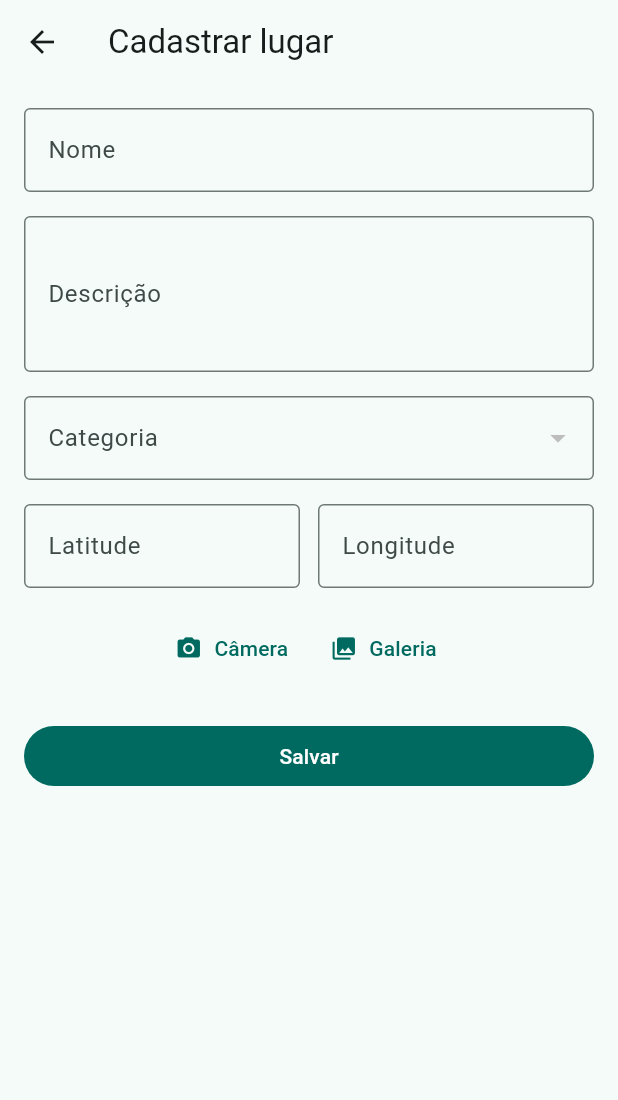
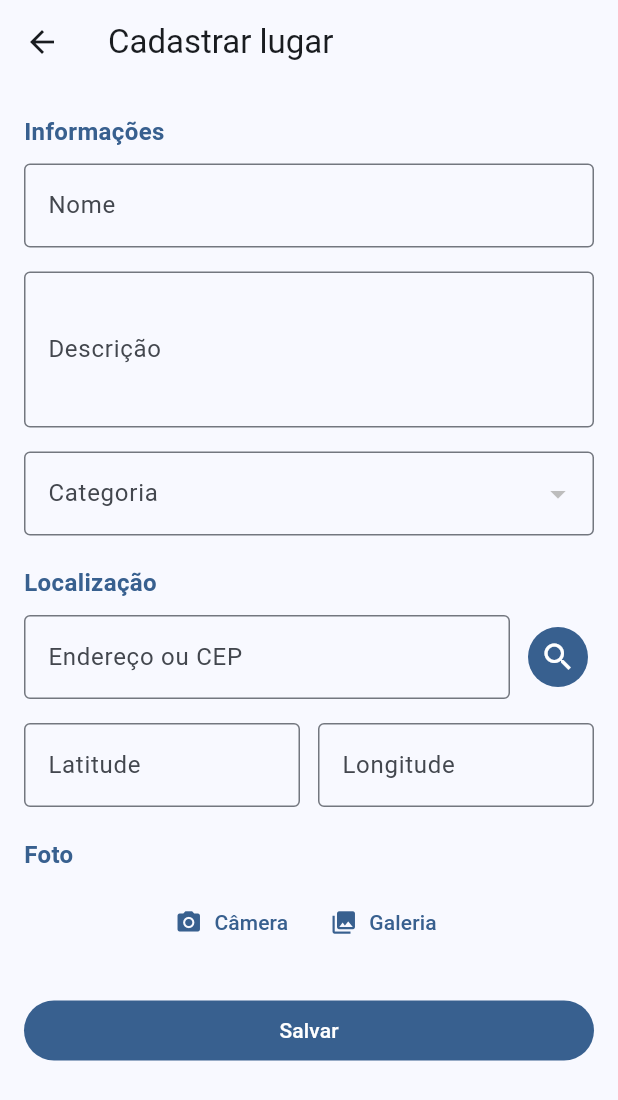
Before and after one commit to daviiggama/guia-turismo, a Flutter app: the CadastroLugar screen opened by its route, on a phone screen of 412 x 824 dp. Shown: the top 1100 px of the screen. Run offline on Flutter 3.47's test engine with Material 3 defaults, Android fonts, the phone set to English and light mode, and no system bars; our stand-ins replace flutter_map, image_picker, latlong2, shared_preferences; accounts and stored records are empty; network calls fail.

Commit message:
Entrega 2 - Mapa e busca por endereço

```diff
--- a/lib/controllers/session_controller.dart
+++ b/lib/controllers/session_controller.dart
@@ -15,5 +15,4 @@ class SessionController extends ChangeNotifier {
     notifyListeners();
     return tk;
   }
-
 }
--- /dev/null
+++ b/lib/models/localizacao_model.dart
@@ -0,0 +1,20 @@
+class LocalizacaoModel {
+  final double latitude;
+  final double longitude;
+  final String endereco;
+
+  LocalizacaoModel({
+    required this.latitude,
+    required this.longitude,
+    required this.endereco,
+  });
+
+  // o Nominatim devolve lat/lon como texto
+  factory LocalizacaoModel.fromJson(Map<String, dynamic> json) {
+    return LocalizacaoModel(
+      latitude: double.parse(json['lat']),
+      longitude: double.parse(json['lon']),
+      endereco: json['display_name'] ?? '',
+    );
+  }
+}
--- a/lib/screens/cadastro_lugar.dart
+++ b/lib/screens/cadastro_lugar.dart
@@ -15,10 +15,12 @@ class _CadastroLugarState extends State<CadastroLugar> {
   final _formKey = GlobalKey<FormState>();
   final _nomeController = TextEditingController();
   final _descricaoController = TextEditingController();
+  final _enderecoController = TextEditingController();
   final _latitudeController = TextEditingController();
   final _longitudeController = TextEditingController();
   int? _categoriaId;
   bool _salvando = false;
+  bool _buscando = false;
 
   @override
   void initState() {
@@ -30,6 +32,7 @@ class _CadastroLugarState extends State<CadastroLugar> {
   void dispose() {
     _nomeController.dispose();
     _descricaoController.dispose();
+    _enderecoController.dispose();
     _latitudeController.dispose();
     _longitudeController.dispose();
     super.dispose();
@@ -45,6 +48,31 @@ class _CadastroLugarState extends State<CadastroLugar> {
     if (numero == null) return 'Número inválido';
     if (numero.abs() > limite) return 'Deve estar entre -$limite e $limite';
     return null;
+  }
+
+  // procura o endereço/CEP e preenche latitude e longitude
+  Future<void> _buscarEndereco() async {
+    final texto = _enderecoController.text.trim();
+    if (texto.isEmpty) return;
+    setState(() => _buscando = true);
+    String mensagem;
+    try {
+      final local =
+          await context.read<LugaresController>().buscarLocalizacao(texto);
+      if (local == null) {
+        mensagem = 'Endereço não encontrado. Tente ser mais específico.';
+      } else {
+        _latitudeController.text = local.latitude.toStringAsFixed(6);
+        _longitudeController.text = local.longitude.toStringAsFixed(6);
+        mensagem = 'Encontrado: ${local.endereco}';
+      }
+    } catch (e) {
+      mensagem = 'Não foi possível buscar o endereço.';
+    }
+    if (!mounted) return;
+    setState(() => _buscando = false);
+    ScaffoldMessenger.of(context)
+        .showSnackBar(SnackBar(content: Text(mensagem)));
   }
 
   Future<void> _salvar() async {
@@ -70,6 +98,20 @@ class _CadastroLugarState extends State<CadastroLugar> {
     } else {
       ScaffoldMessenger.of(context).showSnackBar(SnackBar(content: Text(erro)));
     }
+  }
+
+  Widget _titulo(String texto) {
+    return Padding(
+      padding: const EdgeInsets.only(bottom: 10, top: 4),
+      child: Text(
+        texto,
+        style: TextStyle(
+          fontSize: 16,
+          fontWeight: FontWeight.w600,
+          color: Theme.of(context).colorScheme.primary,
+        ),
+      ),
+    );
   }
 
   Widget _fotoSelecionada(BuildContext context) {
@@ -112,7 +154,9 @@ class _CadastroLugarState extends State<CadastroLugar> {
         child: Form(
           key: _formKey,
           child: Column(
+            crossAxisAlignment: CrossAxisAlignment.start,
             children: [
+              _titulo('Informações'),
               TextFormField(
                 controller: _nomeController,
                 textCapitalization: TextCapitalization.sentences,
@@ -144,10 +188,40 @@ class _CadastroLugarState extends State<CadastroLugar> {
                   border: OutlineInputBorder(),
                 ),
                 items: categorias
-                    .map((c) => DropdownMenuItem(value: c.id, child: Text(c.nome)))
+                    .map((c) =>
+                        DropdownMenuItem(value: c.id, child: Text(c.nome)))
                     .toList(),
                 onChanged: (v) => setState(() => _categoriaId = v),
                 validator: (v) => v == null ? 'Selecione uma categoria' : null,
+              ),
+              const SizedBox(height: 16),
+              _titulo('Localização'),
+              Row(
+                children: [
+                  Expanded(
+                    child: TextFormField(
+                      controller: _enderecoController,
+                      textInputAction: TextInputAction.search,
+                      onFieldSubmitted: (_) => _buscarEndereco(),
+                      decoration: const InputDecoration(
+                        labelText: 'Endereço ou CEP',
+                        border: OutlineInputBorder(),
+                      ),
+                    ),
+                  ),
+                  const SizedBox(width: 8),
+                  IconButton.filled(
+                    tooltip: 'Buscar coordenadas',
+                    onPressed: _buscando ? null : _buscarEndereco,
+                    icon: _buscando
+                        ? const SizedBox(
+                            height: 20,
+                            width: 20,
+                            child: CircularProgressIndicator(strokeWidth: 2),
+                          )
+                        : const Icon(Icons.search),
+                  ),
+                ],
               ),
               const SizedBox(height: 16),
               Row(
@@ -180,6 +254,7 @@ class _CadastroLugarState extends State<CadastroLugar> {
                 ],
               ),
               const SizedBox(height: 16),
+              _titulo('Foto'),
               _fotoSelecionada(context),
               const SizedBox(height: 24),
               SizedBox(
--- a/lib/screens/login_screen.dart
+++ b/lib/screens/login_screen.dart
@@ -71,6 +71,8 @@ class _LoginScreenState extends State<LoginScreen> {
                   const SizedBox(height: 8),
                   Text('Guia de Turismo',
                       style: Theme.of(context).textTheme.headlineMedium),
+                  const SizedBox(height: 4),
+                  const Text('Descubra e cadastre lugares para visitar'),
                   const SizedBox(height: 32),
                   TextFormField(
                     controller: _emailController,
@@ -108,6 +110,9 @@ class _LoginScreenState extends State<LoginScreen> {
                           : const Text('Entrar'),
                     ),
                   ),
+                  const SizedBox(height: 32),
+                  const Text('Desenvolvido por Davi',
+                      style: TextStyle(fontSize: 12)),
                 ],
               ),
             ),
--- a/lib/services/auth_service.dart
+++ b/lib/services/auth_service.dart
@@ -19,7 +19,7 @@ class AuthService {
         debugPrint(dados.toString());
         return {};
       }
-    } catch(e) {
+    } catch (e) {
       rethrow;
     }
   }
--- a/lib/services/lugares_services.dart
+++ b/lib/services/lugares_services.dart
@@ -5,7 +5,7 @@ import 'package:http/http.dart' as http;
 class LugaresServices {
   String url = 'https://guia.liliaborges.com.br/lugares';
   int pagina = 1;
-  int limite = 10;
+  int limite = 200; // traz todos, o mapa precisa de todos os pontos
 
   Future<List<LugaresModel>> buscarLugares() async {
     try {
@@ -41,6 +41,9 @@ class LugaresServices {
     if (resposta.statusCode == 201 || resposta.statusCode == 200) {
       return corpo['message'] ?? 'Lugar cadastrado com sucesso!';
     }
+    if (resposta.statusCode == 401 || resposta.statusCode == 403) {
+      throw Exception('Sessão expirada. Saia e faça login novamente.');
+    }
     throw Exception(corpo['message'] ?? 'Erro ${resposta.statusCode}');
   }
 }
--- a/pubspec.yaml
+++ b/pubspec.yaml
@@ -9,8 +9,10 @@ environment:
 dependencies:
   flutter:
     sdk: flutter
+  flutter_map: ^8.3.2
   http: ^1.2.2
   image_picker: ^1.1.2
+  latlong2: ^0.10.1
   provider: ^6.1.2
   shared_preferences: ^2.3.2
 
```
Also changed, not shown: lib/controllers/lugares_controller.dart (+7 -0 lines), lib/main.dart (+7 -2 lines), lib/models/categoria_model.dart (+20 -0 lines), lib/screens/lugares_screen.dart (+38 -6 lines), lib/screens/mapa_screen.dart (added, +113 -0 lines), lib/services/localizacao_service.dart (added, +50 -0 lines), lib/services/session_service.dart (line endings or trailing spaces), 1 other file.
